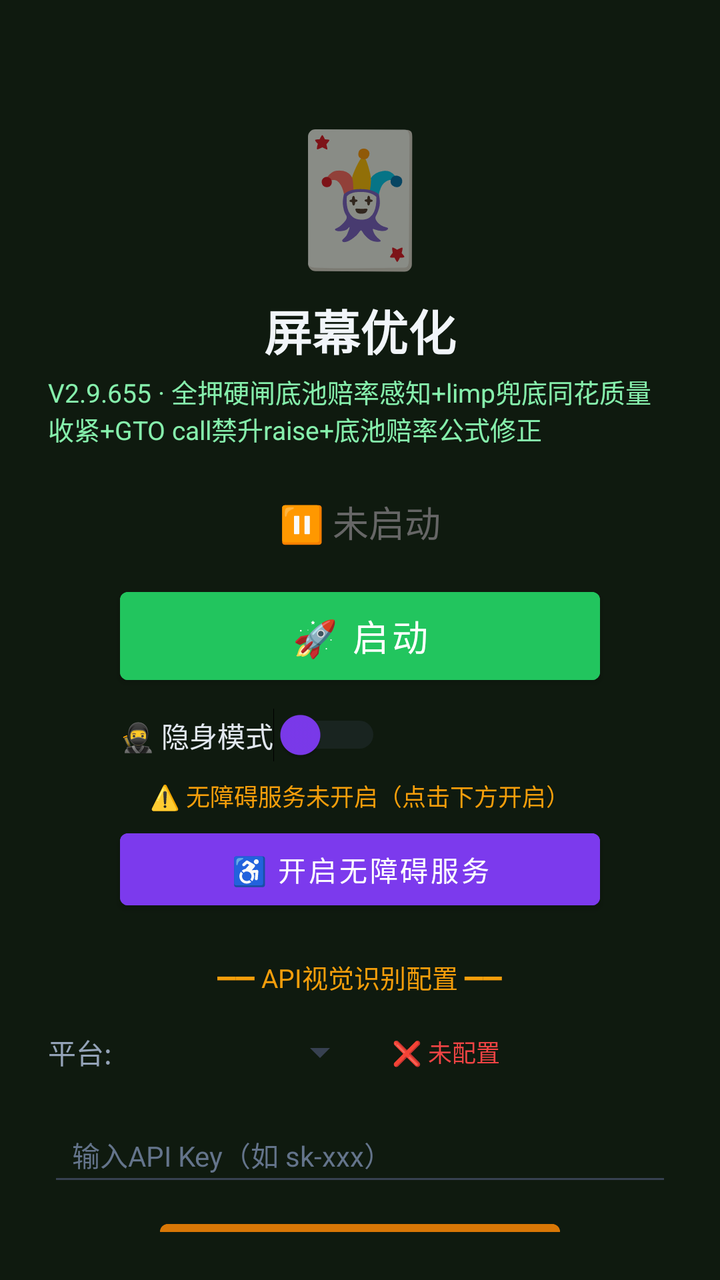
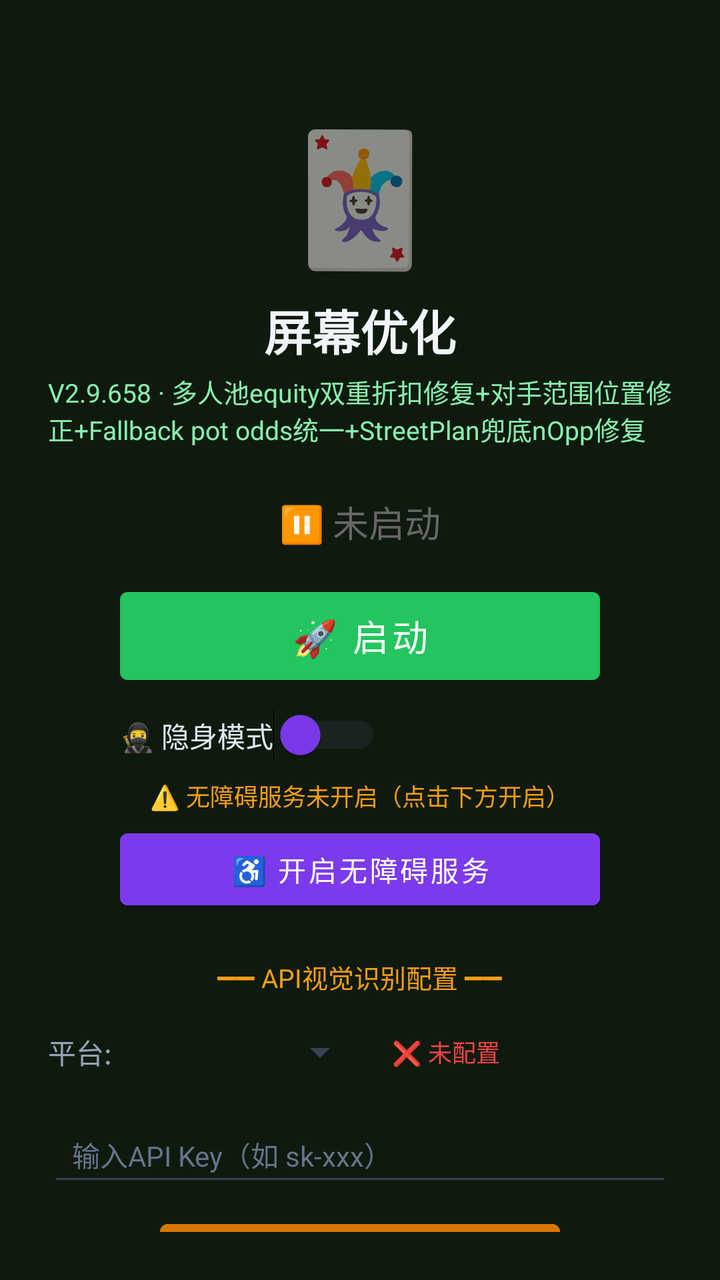

The first picture is an Android layout as it rendered before a commit; the second is the same layout after the commit. The layout source and the unified diff follow.
<!-- AndroidManifest.xml: activity theme Theme.MjScreenshot -->
<!-- res/layout/activity_main.xml -->
<?xml version="1.0" encoding="utf-8"?>
<LinearLayout xmlns:android="http://schemas.android.com/apk/res/android"
    android:layout_width="match_parent"
    android:layout_height="match_parent"
    android:orientation="vertical"
    android:background="#0f1a0f"
    android:padding="24dp"
    android:gravity="center_horizontal">

    <TextView
        android:layout_width="wrap_content"
        android:layout_height="wrap_content"
        android:text="🃏"
        android:textSize="64sp"
        android:layout_marginTop="30dp" />

    <TextView
        android:layout_width="wrap_content"
        android:layout_height="wrap_content"
        android:text="屏幕优化"
        android:textSize="24sp"
        android:textColor="#f1f5f9"
        android:textStyle="bold"
        android:layout_marginTop="8dp" />

    <TextView
        android:layout_width="wrap_content"
        android:layout_height="wrap_content"
        android:text="V2.9.655 · 全押硬闸底池赔率感知+limp兜底同花质量收紧+GTO call禁升raise+底池赔率公式修正"
        android:textSize="13sp"
        android:textColor="#86efac"
        android:layout_marginTop="4dp" />

    <TextView
        android:id="@+id/tvStatus"
        android:layout_width="wrap_content"
        android:layout_height="wrap_content"
        android:text="⏸ 未启动"
        android:textSize="18sp"
        android:textColor="#666666"
        android:layout_marginTop="24dp" />

    <Button
        android:id="@+id/btnStart"
        android:layout_width="240dp"
        android:layout_height="56dp"
        android:text="🚀 启动"
        android:textSize="18sp"
        android:textColor="#ffffff"
        android:backgroundTint="#22c55e"
        android:layout_marginTop="16dp" />

    <Button
        android:id="@+id/btnHelper"
        android:layout_width="240dp"
        android:layout_height="56dp"
        android:text="🃏 打开智囊"
        android:textSize="16sp"
        android:textColor="#ffffff"
        android:backgroundTint="#16a34a"
        android:layout_marginTop="12dp"
        android:visibility="gone" />

    
    <LinearLayout
        android:layout_width="240dp"
        android:layout_height="wrap_content"
        android:orientation="horizontal"
        android:gravity="center_vertical"
        android:layout_marginTop="8dp">

        <Switch
            android:id="@+id/switchStealth"
            android:layout_width="wrap_content"
            android:layout_height="wrap_content"
            android:text="🥷 隐身模式"
            android:textColor="#e2e8f0"
            android:textSize="14sp"
            android:thumbTint="#7c3aed"
            android:trackTint="#374151" />
    </LinearLayout>

    <TextView
        android:id="@+id/tvAccessibilityStatus"
        android:layout_width="wrap_content"
        android:layout_height="wrap_content"
        android:text="⚠️ 无障碍服务未开启（点击下方开启）"
        android:textSize="12sp"
        android:textColor="#f59e0b"
        android:layout_marginTop="8dp"
        android:gravity="center" />

    <Button
        android:id="@+id/btnAccessibility"
        android:layout_width="240dp"
        android:layout_height="48dp"
        android:text="♿ 开启无障碍服务"
        android:textSize="14sp"
        android:textColor="#ffffff"
        android:backgroundTint="#7c3aed"
        android:layout_marginTop="4dp" />

    <TextView
        android:layout_width="wrap_content"
        android:layout_height="wrap_content"
        android:text="━━ API视觉识别配置 ━━"
        android:textSize="13sp"
        android:textColor="#f59e0b"
        android:layout_marginTop="20dp" />

    <LinearLayout
        android:layout_width="match_parent"
        android:layout_height="wrap_content"
        android:orientation="horizontal"
        android:layout_marginTop="8dp"
        android:gravity="center_vertical">

        <TextView
            android:layout_width="wrap_content"
            android:layout_height="wrap_content"
            android:text="平台:"
            android:textSize="14sp"
            android:textColor="#94a3b8" />

        <Spinner
            android:id="@+id/spinnerProvider"
            android:layout_width="120dp"
            android:layout_height="40dp"
            android:layout_marginStart="8dp"
            android:backgroundTint="#374151" />

        <TextView
            android:id="@+id/tvApiStatus"
            android:layout_width="wrap_content"
            android:layout_height="wrap_content"
            android:text="❌ 未配置"
            android:textSize="12sp"
            android:textColor="#ef4444"
            android:layout_marginStart="12dp" />
    </LinearLayout>

    <EditText
        android:id="@+id/etApiKey"
        android:layout_width="match_parent"
        android:layout_height="44dp"
        android:hint="输入API Key（如 sk-xxx）"
        android:textSize="14sp"
        android:textColor="#e2e8f0"
        android:textColorHint="#64748b"
        android:backgroundTint="#374151"
        android:inputType="textPassword"
        android:layout_marginTop="8dp"
        android:paddingStart="12dp"
        android:paddingEnd="12dp" />

    <Button
        android:id="@+id/btnSaveApi"
        android:layout_width="200dp"
        android:layout_height="44dp"
        android:text="💾 保存API配置"
        android:textSize="14sp"
        android:textColor="#ffffff"
        android:backgroundTint="#d97706"
        android:layout_marginTop="8dp" />

    <TextView
        android:id="@+id/tvHint"
        android:layout_width="wrap_content"
        android:layout_height="wrap_content"
        android:text="先点上方按钮启动截屏"
        android:textSize="13sp"
        android:textColor="#666666"
        android:layout_marginTop="12dp"
        android:gravity="center" />

    <TextView
        android:layout_width="wrap_content"
        android:layout_height="wrap_content"
        android:text="使用步骤：\n1. 配置API Key（支持OpenAI/通义千问VL/硅基流动）\n2. 点「开启无障碍服务」→ 开启\n3. 开启「🥷隐身模式」(反检测)\n4. 点「启动」→ 允许悬浮窗\n5. 打牌时点屏幕上的🎯悬浮球即可截屏识别\n★ 拖动悬浮球可移到不挡牌的位置 ★\n★ 长按悬浮球可展开/收起详细面板 ★\n★ 悬浮球边框颜色=建议：绿=加注 橙=跟注 红=弃牌 ★"
        android:textSize="12sp"
        android:textColor="#64748b"
        android:layout_marginTop="12dp"
        android:lineSpacingExtra="3dp" />

</LinearLayout>
<!-- resources referenced by this layout -->
<resources>
  <style name="Theme.MjScreenshot" parent="Theme.MaterialComponents.DayNight.DarkActionBar">
          <item name="colorPrimary">#1e40af</item>
          <item name="colorPrimaryVariant">#1e3a8a</item>
          <item name="colorOnPrimary">#ffffff</item>
          <item name="android:statusBarColor">#0f172a</item>
      </style>
</resources>

<!-- the commit's change to res/layout/activity_main.xml (unified diff, before → after) -->
@@ -26,7 +26,7 @@
     <TextView
         android:layout_width="wrap_content"
         android:layout_height="wrap_content"
-        android:text="V2.9.655 · 全押硬闸底池赔率感知+limp兜底同花质量收紧+GTO call禁升raise+底池赔率公式修正"
+        android:text="V2.9.658 · 多人池equity双重折扣修复+对手范围位置修正+Fallback pot odds统一+StreetPlan兜底nOpp修复"
         android:textSize="13sp"
         android:textColor="#86efac"
         android:layout_marginTop="4dp" />
